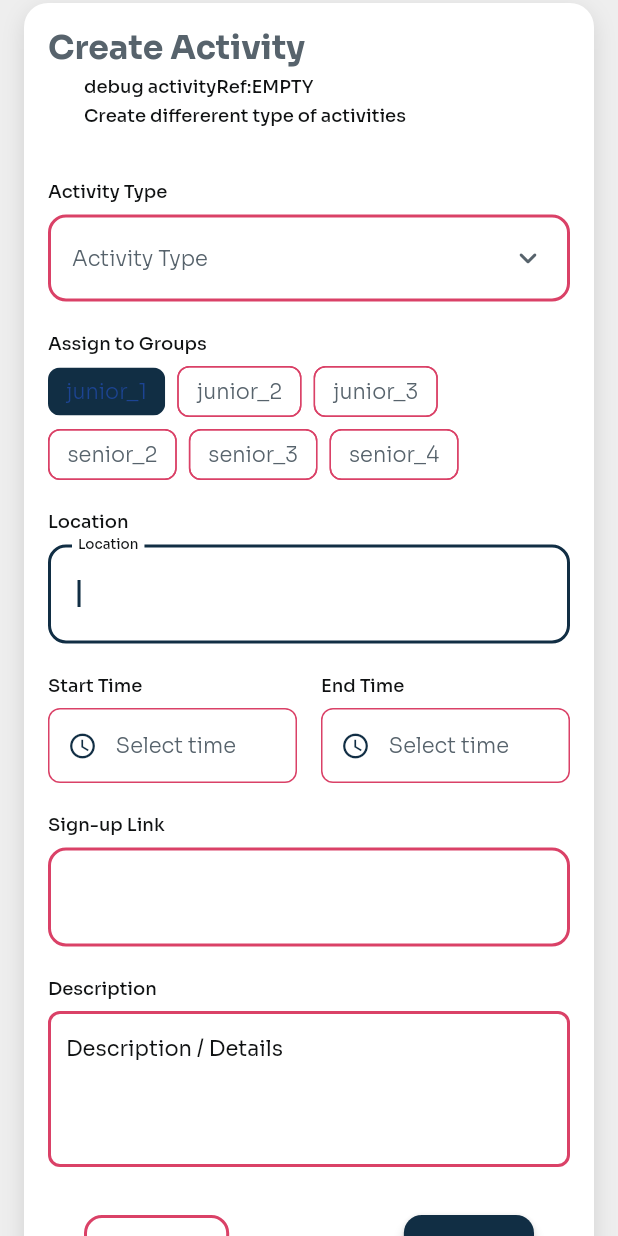
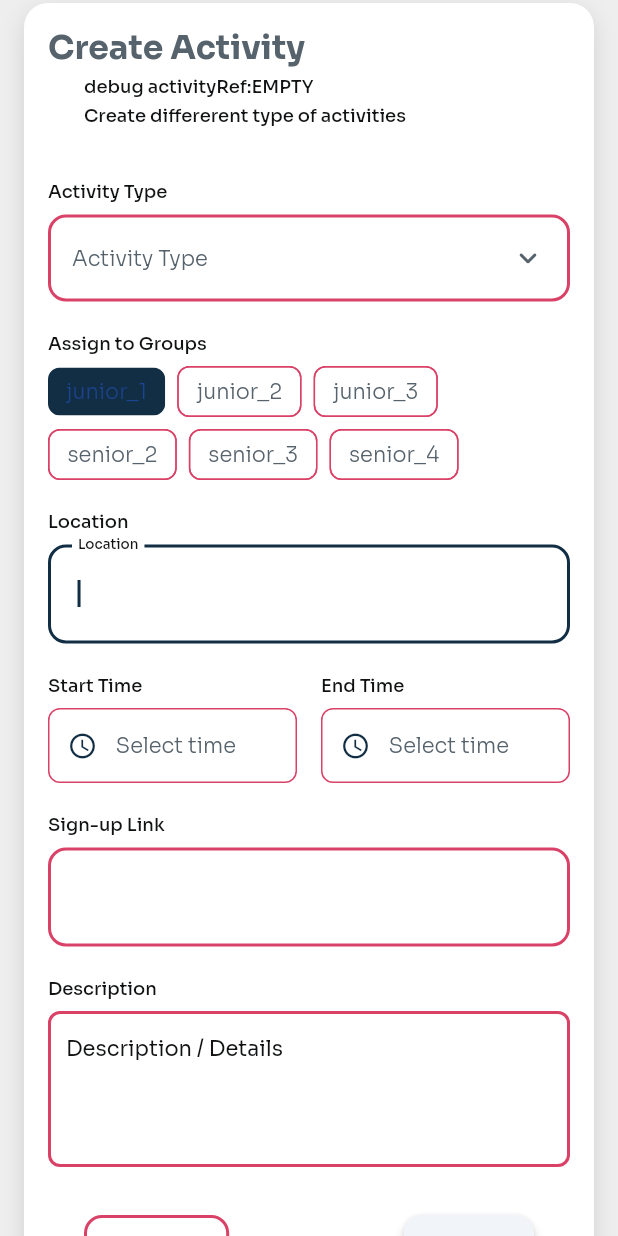
Before and after one commit to mxiayan/swim-agent-basic, a Flutter app: the AdminActivityCreatorWidget widget shown alone on an empty page, opened directly, on a phone screen of 412 x 824 dp. Run offline on Flutter 3.47's test engine with Material 3 defaults, Android fonts, the phone set to English and light mode, and no system bars; drawn by our look-alikes of auto_size_text, dropdown_button2, flutter_animate; our stand-ins replace barcode_widget, cached_network_image, cloud_firestore, firebase_core, font_awesome_flutter, from_css_color and 5 more; missing offline and left inert: json_path; accounts and stored records are empty; network calls fail.

Commit message:
More UI format for the Activity Editor

```diff
--- a/lib/components/admin_activity_creator/admin_activity_creator_model.dart
+++ b/lib/components/admin_activity_creator/admin_activity_creator_model.dart
@@ -42,14 +42,14 @@ class AdminActivityCreatorModel
   String? Function(BuildContext, String?)? locationTextControllerValidator;
   DateTime? datePicked1;
   DateTime? datePicked2;
-  // State field(s) for si widget.
-  FocusNode? siFocusNode;
-  TextEditingController? siTextController;
-  String? Function(BuildContext, String?)? siTextControllerValidator;
-  // State field(s) for TextField widget.
-  FocusNode? textFieldFocusNode;
-  TextEditingController? textController3;
-  String? Function(BuildContext, String?)? textController3Validator;
+  // State field(s) for singupURL widget.
+  FocusNode? singupURLFocusNode;
+  TextEditingController? singupURLTextController;
+  String? Function(BuildContext, String?)? singupURLTextControllerValidator;
+  // State field(s) for description widget.
+  FocusNode? descriptionFocusNode;
+  TextEditingController? descriptionTextController;
+  String? Function(BuildContext, String?)? descriptionTextControllerValidator;
 
   @override
   void initState(BuildContext context) {}
@@ -59,10 +59,10 @@ class AdminActivityCreatorModel
     locationFocusNode?.dispose();
     locationTextController?.dispose();
 
-    siFocusNode?.dispose();
-    siTextController?.dispose();
+    singupURLFocusNode?.dispose();
+    singupURLTextController?.dispose();
 
-    textFieldFocusNode?.dispose();
-    textController3?.dispose();
+    descriptionFocusNode?.dispose();
+    descriptionTextController?.dispose();
   }
 }
--- a/lib/components/admin_activity_creator/admin_activity_creator_widget.dart
+++ b/lib/components/admin_activity_creator/admin_activity_creator_widget.dart
@@ -54,11 +54,11 @@ class _AdminActivityCreatorWidgetState extends State<AdminActivityCreatorWidget>
     _model.locationTextController ??= TextEditingController();
     _model.locationFocusNode ??= FocusNode();
 
-    _model.siTextController ??= TextEditingController();
-    _model.siFocusNode ??= FocusNode();
+    _model.singupURLTextController ??= TextEditingController();
+    _model.singupURLFocusNode ??= FocusNode();
 
-    _model.textController3 ??= TextEditingController();
-    _model.textFieldFocusNode ??= FocusNode();
+    _model.descriptionTextController ??= TextEditingController();
+    _model.descriptionFocusNode ??= FocusNode();
 
     animationsMap.addAll({
       'containerOnPageLoadAnimation': AnimationInfo(
@@ -714,7 +714,8 @@ class _AdminActivityCreatorWidgetState extends State<AdminActivityCreatorWidget>
                                             },
                                             child: Text(
                                               valueOrDefault<String>(
-                                                _model.tmpStartTime?.toString(),
+                                                dateTimeFormat("EEE, MMM d, y",
+                                                    _model.tmpStartTime),
                                                 'Select time',
                                               ),
                                               style:
@@ -913,7 +914,8 @@ class _AdminActivityCreatorWidgetState extends State<AdminActivityCreatorWidget>
                                             },
                                             child: Text(
                                               valueOrDefault<String>(
-                                                _model.tmpEndTime?.toString(),
+                                                dateTimeFormat("EEE, MMM d, y",
+                                                    _model.tmpEndTime),
                                                 'Select time',
                                               ),
                                               style:
@@ -987,8 +989,8 @@ class _AdminActivityCreatorWidgetState extends State<AdminActivityCreatorWidget>
                                   ),
                         ),
                         TextFormField(
-                          controller: _model.siTextController,
-                          focusNode: _model.siFocusNode,
+                          controller: _model.singupURLTextController,
+                          focusNode: _model.singupURLFocusNode,
                           autofocus: true,
                           obscureText: false,
                           decoration: InputDecoration(
@@ -1083,7 +1085,7 @@ class _AdminActivityCreatorWidgetState extends State<AdminActivityCreatorWidget>
                                         .fontStyle,
                                   ),
                           cursorColor: FlutterFlowTheme.of(context).primary,
-                          validator: _model.siTextControllerValidator
+                          validator: _model.singupURLTextControllerValidator
                               .asValidator(context),
                         ),
                       ].divide(SizedBox(height: 8.0)),
@@ -1114,8 +1116,8 @@ class _AdminActivityCreatorWidgetState extends State<AdminActivityCreatorWidget>
                                   ),
                         ),
                         TextFormField(
-                          controller: _model.textController3,
-                          focusNode: _model.textFieldFocusNode,
+                          controller: _model.descriptionTextController,
+                          focusNode: _model.descriptionFocusNode,
                           autofocus: false,
                           enabled: true,
                           obscureText: false,
@@ -1207,7 +1209,7 @@ class _AdminActivityCreatorWidgetState extends State<AdminActivityCreatorWidget>
                           maxLines: 4,
                           cursorColor: FlutterFlowTheme.of(context).primaryText,
                           enableInteractiveSelection: true,
-                          validator: _model.textController3Validator
+                          validator: _model.descriptionTextControllerValidator
                               .asValidator(context),
                         ),
                       ].divide(SizedBox(height: 8.0)),
@@ -1274,31 +1276,28 @@ class _AdminActivityCreatorWidgetState extends State<AdminActivityCreatorWidget>
                           Align(
                             alignment: AlignmentDirectional(0.0, 0.05),
                             child: FFButtonWidget(
-                              onPressed: () async {
+                              onPressed: (((_model.activityTypeDropDownValue ==
+                                                  null ||
+                                              _model.activityTypeDropDownValue ==
+                                                  '') ||
+                                          (_model.locationTextController.text ==
+                                                  null ||
+                                              _model.locationTextController
+                                                      .text ==
+                                                  '') ||
+                                          (_model.choiceChipsValues?.length ==
+                                              0)) ||
+                                      (_model.tmpStartTime == null) ||
+                                      (_model.tmpEndTime == null))
+                                  ? null
+                                  : () async {
                                       await showDialog(
                                         context: context,
                                         builder: (alertDialogContext) {
                                           return AlertDialog(
                                             title: Text('ssss'),
-                                      content:
-                                          Text('Checking the activityRef !'),
-                                      actions: [
-                                        TextButton(
-                                          onPressed: () =>
-                                              Navigator.pop(alertDialogContext),
-                                          child: Text('Ok'),
-                                        ),
-                                      ],
-                                    );
-                                  },
-                                );
-                                if (widget!.activityRef != null) {
-                                  await showDialog(
-                                    context: context,
-                                    builder: (alertDialogContext) {
-                                      return AlertDialog(
-                                        content:
-                                            Text('The activityRef is set!'),
+                                            content: Text(
+                                                'Checking the activityRef !'),
                                             actions: [
                                               TextButton(
                                                 onPressed: () => Navigator.pop(
@@ -1309,12 +1308,45 @@ class _AdminActivityCreatorWidgetState extends State<AdminActivityCreatorWidget>
                                           );
                                         },
                                       );
+                                      if ((widget!.activityRef != null) &&
+                                          (_model.activityTypeDropDownValue !=
+                                                  null &&
+                                              _model.activityTypeDropDownValue !=
+                                                  '') &&
+                                          (_model.choiceChipsValues != null &&
+                                              (_model.choiceChipsValues)!
+                                                  .isNotEmpty) &&
+                                          (_model.locationTextController.text !=
+                                                  null &&
+                                              _model.locationTextController
+                                                      .text !=
+                                                  '') &&
+                                          (_model.tmpStartTime != null) &&
+                                          (_model.tmpEndTime != null)) {
+                                        await showDialog(
+                                          context: context,
+                                          builder: (alertDialogContext) {
+                                            return AlertDialog(
+                                              content: Text(
+                                                  'The activityRef is set!'),
+                                              actions: [
+                                                TextButton(
+                                                  onPressed: () =>
+                                                      Navigator.pop(
+                                                          alertDialogContext),
+                                                  child: Text('Ok'),
+                                                ),
+                                              ],
+                                            );
+                                          },
+                                        );
 
                                         await widget!.activityRef!
                                             .update(createActivitiesRecordData(
-                                    type: _model.activityTypeDropDownValue,
-                                    locationName:
-                                        _model.locationTextController.text,
+                                          type:
+                                              _model.activityTypeDropDownValue,
+                                          locationName: _model
+                                              .locationTextController.text,
                                           startTime: _model.tmpStartTime,
                                         ));
                                       } else {
@@ -1322,11 +1354,14 @@ class _AdminActivityCreatorWidgetState extends State<AdminActivityCreatorWidget>
                                           context: context,
                                           builder: (alertDialogContext) {
                                             return AlertDialog(
-                                        content:
-                                            Text('The activityRef is NOT set!'),
+                                              title:
+                                                  Text('Missing Information! '),
+                                              content: Text(
+                                                  'Please ensure you have selected a Type, Location, at least one Group, and a Start /End Time.'),
                                               actions: [
                                                 TextButton(
-                                            onPressed: () => Navigator.pop(
+                                                  onPressed: () =>
+                                                      Navigator.pop(
                                                           alertDialogContext),
                                                   child: Text('Ok'),
                                                 ),
@@ -1339,6 +1374,9 @@ class _AdminActivityCreatorWidgetState extends State<AdminActivityCreatorWidget>
                                           _model.activityTypeDropDownValue!,
                                           _model.locationTextController.text,
                                           _model.tmpStartTime,
+                                          _model.tmpEndTime,
+                                          _model.singupURLTextController.text,
+                                          _model.descriptionTextController.text,
                                         );
                                       }
                                     },
@@ -1349,7 +1387,7 @@ class _AdminActivityCreatorWidgetState extends State<AdminActivityCreatorWidget>
                                     24.0, 0.0, 24.0, 0.0),
                                 iconPadding: EdgeInsetsDirectional.fromSTEB(
                                     0.0, 0.0, 0.0, 0.0),
-                                color: FlutterFlowTheme.of(context).primary,
+                                color: FlutterFlowTheme.of(context).tertiary,
                                 textStyle: FlutterFlowTheme.of(context)
                                     .titleSmall
                                     .override(
@@ -1375,8 +1413,12 @@ class _AdminActivityCreatorWidgetState extends State<AdminActivityCreatorWidget>
                                   width: 1.0,
                                 ),
                                 borderRadius: BorderRadius.circular(12.0),
+                                disabledColor: FlutterFlowTheme.of(context)
+                                    .primaryBackground,
+                                disabledTextColor:
+                                    FlutterFlowTheme.of(context).accent3,
                                 hoverColor:
-                                    FlutterFlowTheme.of(context).accent1,
+                                    FlutterFlowTheme.of(context).tertiary,
                                 hoverBorderSide: BorderSide(
                                   color: FlutterFlowTheme.of(context).primary,
                                   width: 1.0,
```
Also changed, not shown: lib/custom_code/actions/batch_create_activities.dart (+12 -7 lines). Lines whose indentation alone changed are shown as unchanged.
